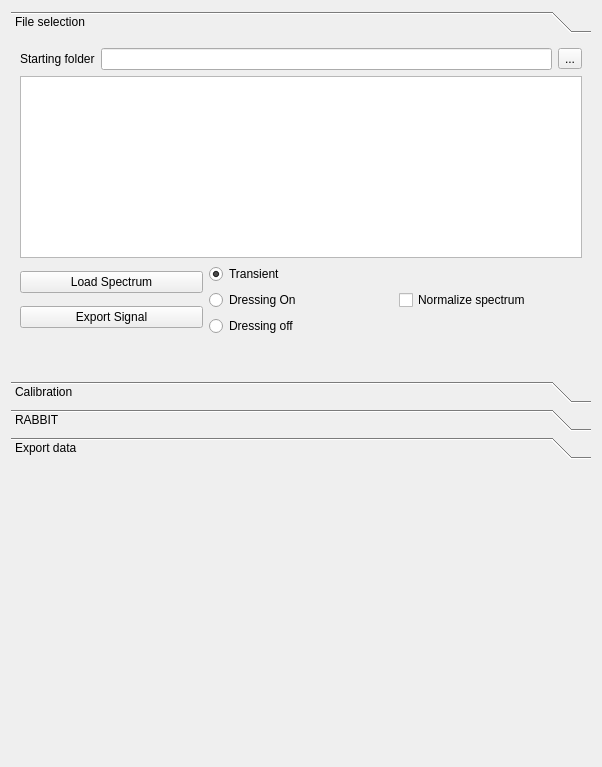
First picture: the form in main_panel.ui, repository Attolab/GUI_ToF, before the edit.
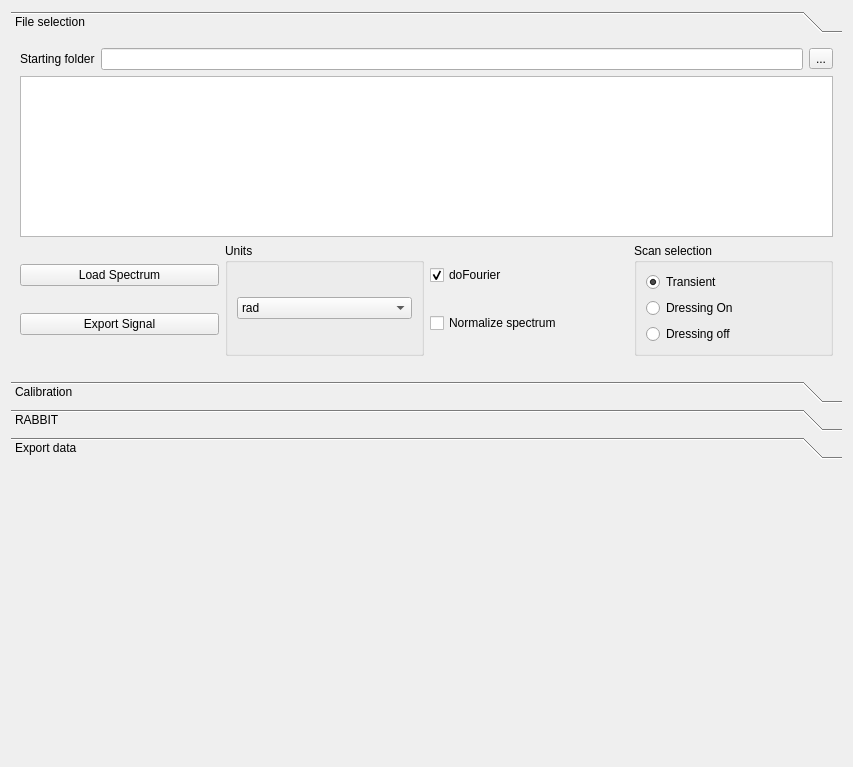
Second picture: the form after the edit.

Commit message: added doFourier checkbox and some units selection

Diff of the .ui file:
```diff
--- a/main_panel.ui
+++ b/main_panel.ui
@@ -6,7 +6,7 @@
    <rect>
     <x>0</x>
     <y>0</y>
-    <width>602</width>
+    <width>853</width>
     <height>767</height>
    </rect>
   </property>
@@ -38,7 +38,7 @@
          <rect>
           <x>0</x>
           <y>0</y>
-          <width>582</width>
+          <width>833</width>
           <height>380</height>
          </rect>
         </property>
@@ -120,6 +120,66 @@
             </layout>
            </item>
            <item>
+            <widget class="QGroupBox" name="groupBox">
+             <property name="title">
+              <string>Units</string>
+             </property>
+             <layout class="QHBoxLayout" name="horizontalLayout_4">
+              <item>
+               <widget class="QComboBox" name="unitsSelection_comboBox">
+                <item>
+                 <property name="text">
+                  <string>rad</string>
+                 </property>
+                </item>
+                <item>
+                 <property name="text">
+                  <string>fs</string>
+                 </property>
+                </item>
+                <item>
+                 <property name="text">
+                  <string>micrometer</string>
+                 </property>
+                </item>
+                <item>
+                 <property name="text">
+                  <string>else</string>
+                 </property>
+                </item>
+               </widget>
+              </item>
+             </layout>
+            </widget>
+           </item>
+           <item>
+            <layout class="QVBoxLayout" name="verticalLayout_6">
+             <item>
+              <widget class="QCheckBox" name="doFourier_checkbox">
+               <property name="text">
+                <string>doFourier</string>
+               </property>
+               <property name="checked">
+                <bool>true</bool>
+               </property>
+              </widget>
+             </item>
+             <item>
+              <widget class="QCheckBox" name="normalizeSpectrum_checkbox">
+               <property name="text">
+                <string>Normalize spectrum</string>
+               </property>
+              </widget>
+             </item>
+            </layout>
+           </item>
+           <item>
+            <widget class="QGroupBox" name="groupBox_2">
+             <property name="title">
+              <string>Scan selection</string>
+             </property>
+             <layout class="QHBoxLayout" name="horizontalLayout_6">
+              <item>
             <layout class="QVBoxLayout" name="verticalLayout_4">
              <item>
               <widget class="QRadioButton" name="transient_radioButton">
@@ -147,11 +207,7 @@
              </item>
             </layout>
            </item>
-           <item>
-            <widget class="QCheckBox" name="normalizeSpectrum_checkbox">
-             <property name="text">
-              <string>Normalize spectrum</string>
-             </property>
+             </layout>
             </widget>
            </item>
           </layout>
```
Left out of the diff: 4 changed lines with no effect on the pictures. Lines whose indentation alone changed are shown as unchanged. The commit also changes 4 other files.
